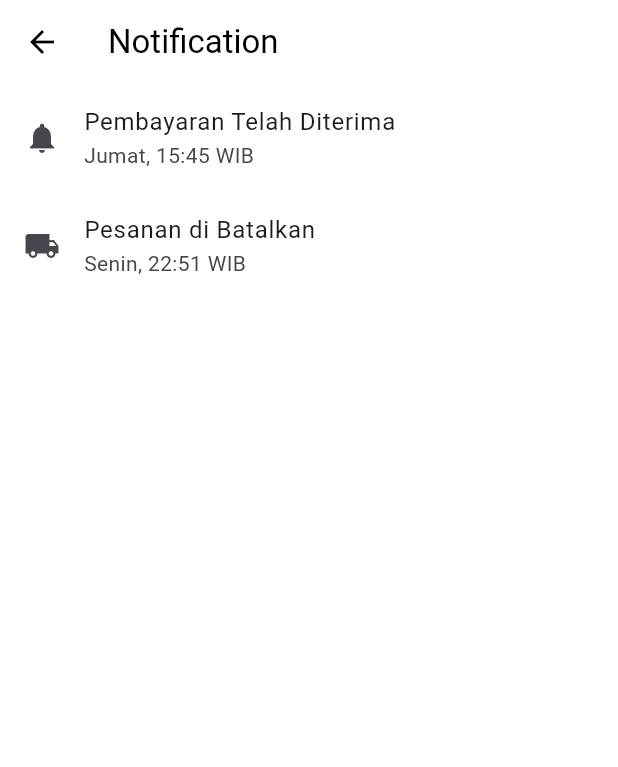
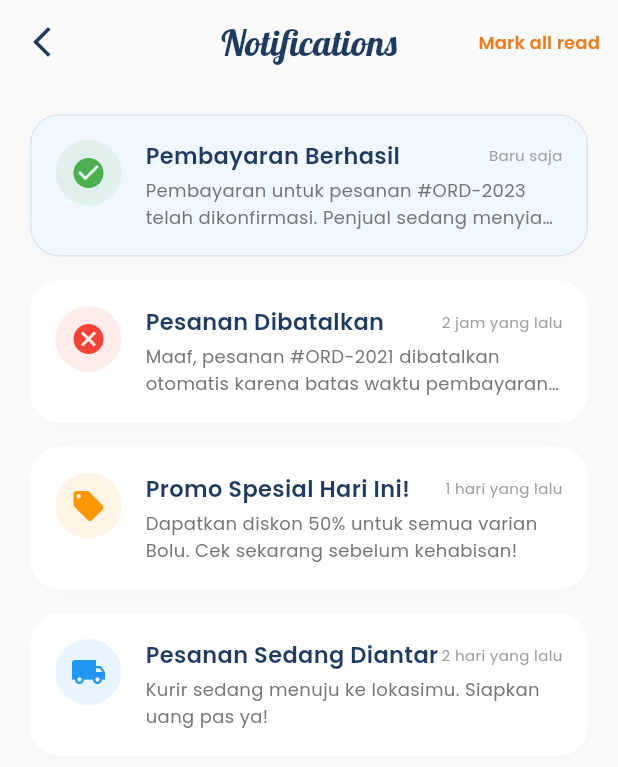
Before and after one commit to BroBay24/Dapurmamma, a Flutter app: the NotificationScreen screen opened by its route, on a phone screen of 412 x 824 dp. Shown: the top 767 px of the screen. Run offline on Flutter 3.47's test engine with Material 3 defaults, Android fonts, the phone set to English and light mode, and no system bars; our stand-ins replace firebase_auth, firebase_core, google_fonts; accounts and stored records are empty.

Commit message:
first, improve

```diff
--- a/lib/screens/notification_screen.dart
+++ b/lib/screens/notification_screen.dart
@@ -1,23 +1,181 @@
 import 'package:flutter/material.dart';
+import 'package:google_fonts/google_fonts.dart';
 
 class NotificationScreen extends StatelessWidget {
   const NotificationScreen({super.key});
 
   @override
   Widget build(BuildContext context) {
+    // Data dummy notifikasi
+    final List<Map<String, dynamic>> notifications = [
+      {
+        'title': 'Pembayaran Berhasil',
+        'message': 'Pembayaran untuk pesanan #ORD-2023 telah dikonfirmasi. Penjual sedang menyiapkan pesananmu.',
+        'time': 'Baru saja',
+        'type': 'success', // success, info, alert
+        'isRead': false,
+      },
+      {
+        'title': 'Pesanan Dibatalkan',
+        'message': 'Maaf, pesanan #ORD-2021 dibatalkan otomatis karena batas waktu pembayaran habis.',
+        'time': '2 jam yang lalu',
+        'type': 'alert',
+        'isRead': true,
+      },
+      {
+        'title': 'Promo Spesial Hari Ini!',
+        'message': 'Dapatkan diskon 50% untuk semua varian Bolu. Cek sekarang sebelum kehabisan!',
+        'time': '1 hari yang lalu',
+        'type': 'promo',
+        'isRead': true,
+      },
+      {
+        'title': 'Pesanan Sedang Diantar',
+        'message': 'Kurir sedang menuju ke lokasimu. Siapkan uang pas ya!',
+        'time': '2 hari yang lalu',
+        'type': 'info',
+        'isRead': true,
+      },
+    ];
+
     return Scaffold(
-      appBar: AppBar(title: const Text('Notification')),
-      body: ListView(
-        children: const [
-          ListTile(
-            leading: Icon(Icons.notifications),
-            title: Text('Pembayaran Telah Diterima'),
-            subtitle: Text('Jumat, 15:45 WIB'),
+      backgroundColor: Colors.grey[50],
+      appBar: AppBar(
+        backgroundColor: Colors.transparent,
+        elevation: 0,
+        centerTitle: true,
+        title: Text(
+          'Notifications',
+          style: GoogleFonts.lobster(
+            color: const Color(0xFF1E3A5F),
+            fontSize: 24,
           ),
-          ListTile(
-            leading: Icon(Icons.local_shipping),
-            title: Text('Pesanan di Batalkan'),
-            subtitle: Text('Senin, 22:51 WIB'),
+        ),
+        leading: IconButton(
+          icon: const Icon(Icons.arrow_back_ios_new, color: Color(0xFF1E3A5F)),
+          onPressed: () => Navigator.pop(context),
+        ),
+        actions: [
+          TextButton(
+            onPressed: () {},
+            child: Text(
+              "Mark all read",
+              style: GoogleFonts.poppins(
+                color: const Color(0xFFE67E22),
+                fontWeight: FontWeight.w600,
+                fontSize: 12,
+              ),
+            ),
+          )
+        ],
+      ),
+      body: ListView.separated(
+        padding: const EdgeInsets.all(20),
+        itemCount: notifications.length,
+        separatorBuilder: (context, index) => const SizedBox(height: 16),
+        itemBuilder: (context, index) {
+          final item = notifications[index];
+          return _buildNotificationCard(item);
+        },
+      ),
+    );
+  }
+
+  Widget _buildNotificationCard(Map<String, dynamic> item) {
+    // Tentukan warna dan icon berdasarkan tipe notifikasi
+    Color iconBgColor;
+    Color iconColor;
+    IconData iconData;
+
+    switch (item['type']) {
+      case 'success':
+        iconBgColor = Colors.green.withOpacity(0.1);
+        iconColor = Colors.green;
+        iconData = Icons.check_circle;
+        break;
+      case 'alert':
+        iconBgColor = Colors.red.withOpacity(0.1);
+        iconColor = Colors.red;
+        iconData = Icons.cancel;
+        break;
+      case 'promo':
+        iconBgColor = Colors.orange.withOpacity(0.1);
+        iconColor = Colors.orange;
+        iconData = Icons.local_offer;
+        break;
+      default: // info
+        iconBgColor = Colors.blue.withOpacity(0.1);
+        iconColor = Colors.blue;
+        iconData = Icons.local_shipping;
+    }
+
+    return Container(
+      padding: const EdgeInsets.all(16),
+      decoration: BoxDecoration(
+        color: item['isRead'] ? Colors.white : const Color(0xFFF0F7FF), // Biru muda jika belum dibaca
+        borderRadius: BorderRadius.circular(20),
+        boxShadow: [
+          BoxShadow(
+            color: Colors.grey.withOpacity(0.05),
+            blurRadius: 10,
+            offset: const Offset(0, 4),
+          ),
+        ],
+        border: item['isRead']
+            ? Border.all(color: Colors.transparent)
+            : Border.all(color: const Color(0xFF1E3A5F).withOpacity(0.1)),
+      ),
+      child: Row(
+        crossAxisAlignment: CrossAxisAlignment.start,
+        children: [
+          // Icon Container
+          Container(
+            padding: const EdgeInsets.all(10),
+            decoration: BoxDecoration(
+              color: iconBgColor,
+              shape: BoxShape.circle,
+            ),
+            child: Icon(iconData, color: iconColor, size: 24),
+          ),
+          const SizedBox(width: 16),
+          // Text Content
+          Expanded(
+            child: Column(
+              crossAxisAlignment: CrossAxisAlignment.start,
+              children: [
+                Row(
+                  mainAxisAlignment: MainAxisAlignment.spaceBetween,
+                  children: [
+                    Text(
+                      item['title'],
+                      style: GoogleFonts.poppins(
+                        fontSize: 15,
+                        fontWeight: FontWeight.w600,
+                        color: const Color(0xFF1E3A5F),
+                      ),
+                    ),
+                    Text(
+                      item['time'],
+                      style: GoogleFonts.poppins(
+                        fontSize: 10,
+                        color: Colors.grey,
+                      ),
+                    ),
+                  ],
+                ),
+                const SizedBox(height: 4),
+                Text(
+                  item['message'],
+                  style: GoogleFonts.poppins(
+                    fontSize: 12,
+                    color: Colors.grey[600],
+                    height: 1.5,
+                  ),
+                  maxLines: 2,
+                  overflow: TextOverflow.ellipsis,
+                ),
+              ],
+            ),
           ),
         ],
       ),
```
